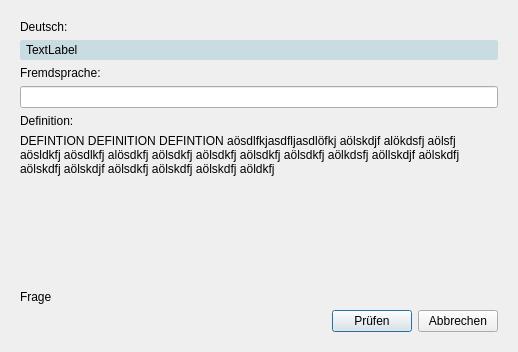
This is Client/res/qt/trainingsfenster.ui in samuelx12/Vocitrainer as Qt 5 draws it before an edit. The edited form follows.
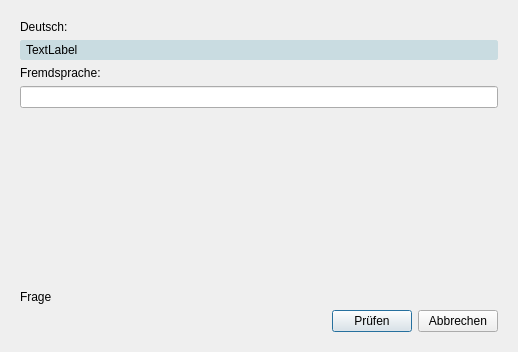
This is the edited form. The open tabs and pages were chosen to show the change.

Commit message: Teil 2 des Remakes des Trainingsfensters und allem drumherum - Trainingsfenster so weit fertiggestellt - Option um Definitionen zu lernen - Besseres Design für falsche Antworten - Kleine strukturelle Anpassungen. Im Teil 3 steht jetzt noch der Intelligente Modus an

Patch:
```diff
--- a/Client/res/qt/trainingsfenster.ui
+++ b/Client/res/qt/trainingsfenster.ui
@@ -64,23 +64,6 @@
          </property>
         </widget>
        </item>
-       <item>
-        <widget class="QLabel" name="f_lbl_definition_beschreibung">
-         <property name="text">
-          <string>Definition:</string>
-         </property>
-        </widget>
-       </item>
-       <item>
-        <widget class="QLabel" name="f_lbl_definition_wort">
-         <property name="text">
-          <string>DEFINTION DEFINITION DEFINTION aösdlfkjasdfljasdlöfkj aölskdjf alökdsfj aölsfj aösldkfj aösdlkfj alösdkfj aölsdkfj aölsdkfj aölsdkfj aölsdkfj aölkdsfj aöllskdjf aölskdfj aölskdfj aölskdjf aölsdkfj aölskdfj aölskdfj aöldkfj </string>
-         </property>
-         <property name="wordWrap">
-          <bool>true</bool>
-         </property>
-        </widget>
-       </item>
        <item>
         <spacer name="verticalSpacer">
          <property name="orientation">
```
Left out of the diff: 43 changed lines with no effect on the pictures. The commit also changes 8 other files.
